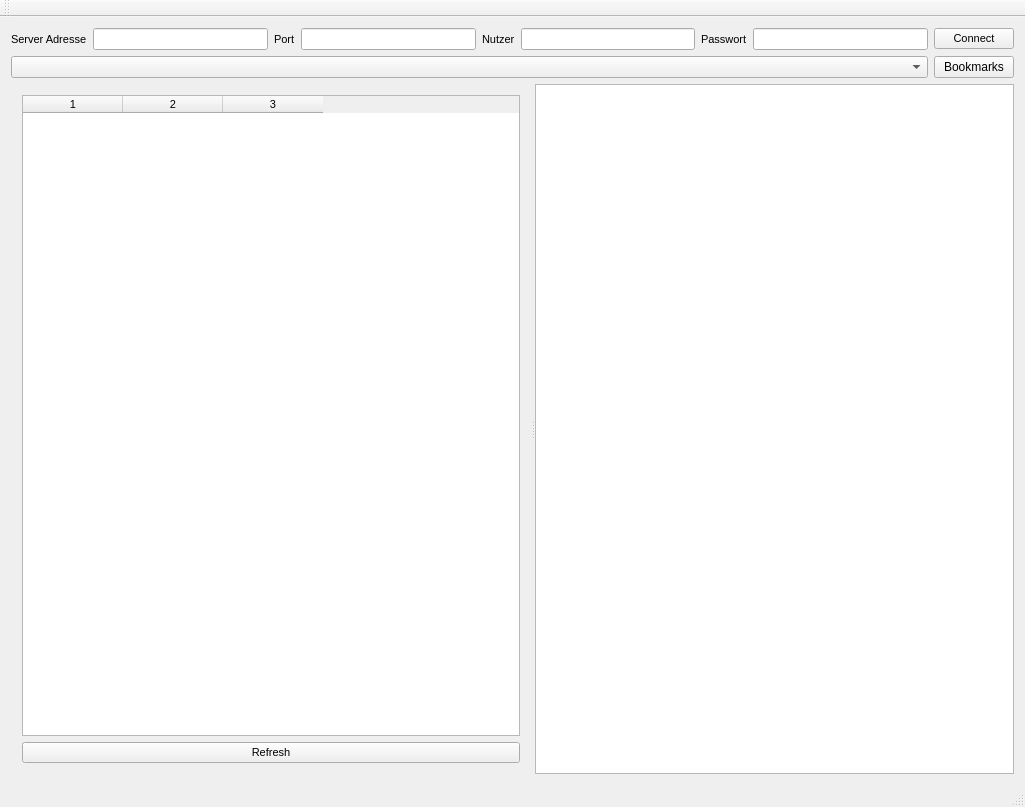
Old version of the form virshgui.ui in the repository SteveCharleston/virsh-gui.
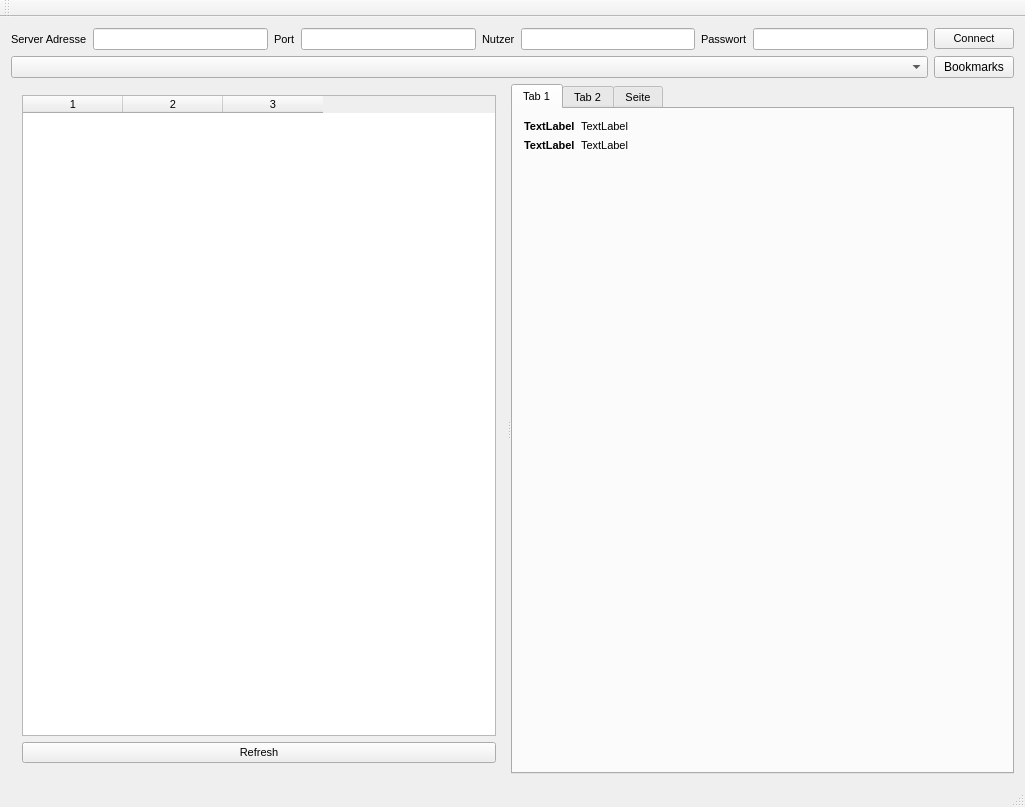
New version of the form.

Commit message: Tabs inserted and first work for info display

```diff
--- a/virshgui.ui
+++ b/virshgui.ui
@@ -217,7 +217,79 @@
         </item>
        </layout>
       </widget>
-      <widget class="QTextBrowser" name="xmlDisplay"/>
+      <widget class="QTabWidget" name="vmTabs">
+       <property name="currentIndex">
+        <number>0</number>
+       </property>
+       <widget class="QWidget" name="infos">
+        <attribute name="title">
+         <string>Tab 1</string>
+        </attribute>
+        <layout class="QFormLayout" name="formLayout">
+         <item row="0" column="0">
+          <widget class="QLabel" name="label">
+           <property name="font">
+            <font>
+             <weight>75</weight>
+             <bold>true</bold>
+            </font>
+           </property>
+           <property name="text">
+            <string>TextLabel</string>
+           </property>
+          </widget>
+         </item>
+         <item row="0" column="1">
+          <widget class="QLabel" name="label_3">
+           <property name="text">
+            <string>TextLabel</string>
+           </property>
+           <property name="textInteractionFlags">
+            <set>Qt::LinksAccessibleByMouse|Qt::TextSelectableByKeyboard|Qt::TextSelectableByMouse</set>
+           </property>
+          </widget>
+         </item>
+         <item row="1" column="0">
+          <widget class="QLabel" name="label_2">
+           <property name="font">
+            <font>
+             <weight>75</weight>
+             <bold>true</bold>
+            </font>
+           </property>
+           <property name="text">
+            <string>TextLabel</string>
+           </property>
+          </widget>
+         </item>
+         <item row="1" column="1">
+          <widget class="QLabel" name="label_4">
+           <property name="text">
+            <string>TextLabel</string>
+           </property>
+           <property name="textInteractionFlags">
+            <set>Qt::LinksAccessibleByMouse|Qt::TextSelectableByKeyboard|Qt::TextSelectableByMouse</set>
+           </property>
+          </widget>
+         </item>
+        </layout>
+       </widget>
+       <widget class="QWidget" name="snapshots">
+        <attribute name="title">
+         <string>Tab 2</string>
+        </attribute>
+       </widget>
+       <widget class="QWidget" name="xml">
+        <attribute name="title">
+         <string>Seite</string>
+        </attribute>
+        <layout class="QVBoxLayout" name="verticalLayout_2">
+         <item>
+          <widget class="QTextBrowser" name="xmlDisplay"/>
+         </item>
+        </layout>
+       </widget>
+      </widget>
      </widget>
     </item>
    </layout>
```
The commit also changes 2 other files.
